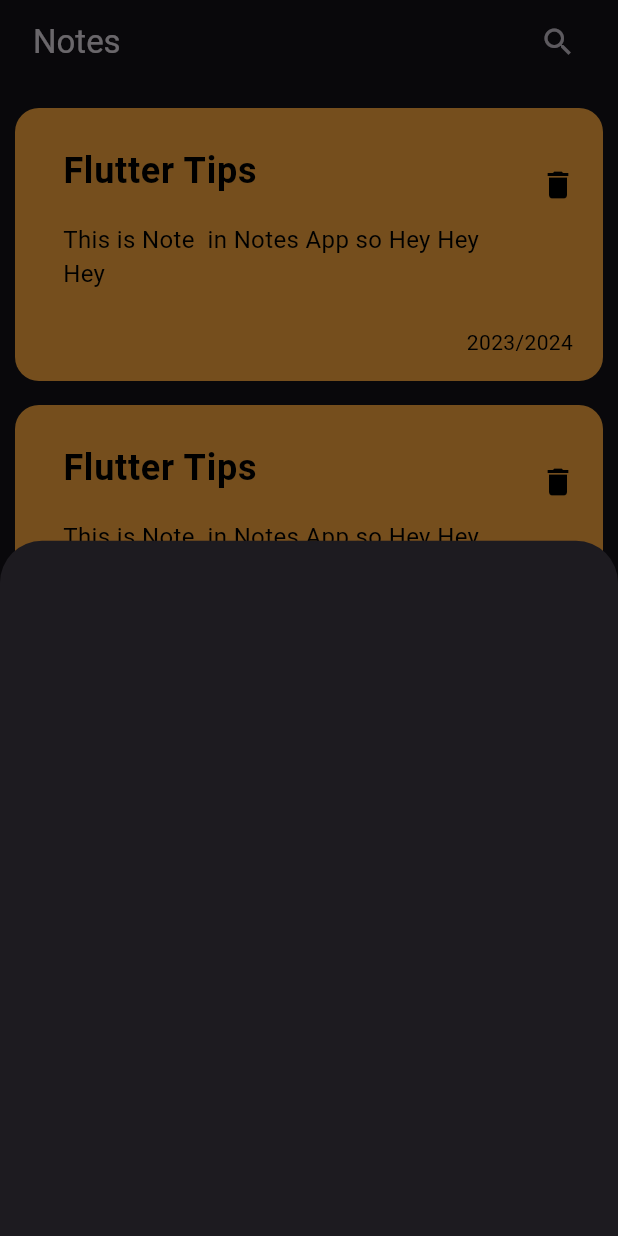
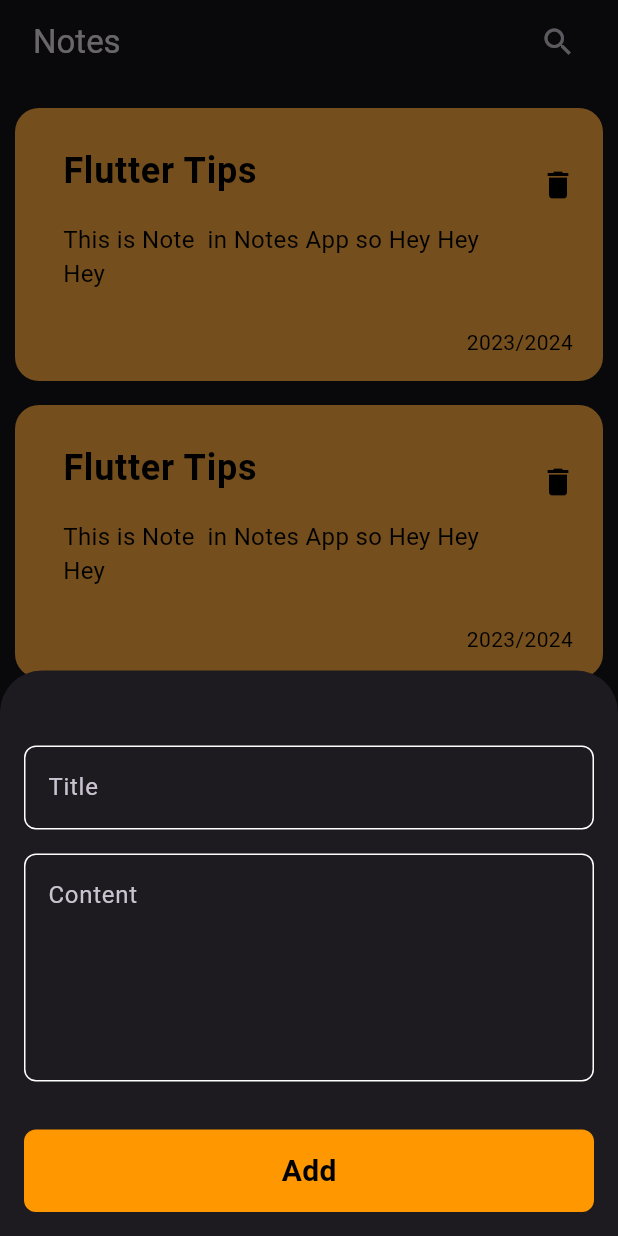
Before and after one commit to AmrElzohairy/note_app, a Flutter app: the screen it shows after launch, after a tap on the "add" icon, on a phone screen of 412 x 824 dp. Run offline on Flutter 3.47's test engine with Material 3 defaults, Android fonts, the phone set to English and light mode, and no system bars.

Commit message:
Add constants and custom widgets for note app
Created a new constants file to store app-wide constants such as colors and box names. Updated the AddNoteBottomSheet to include custom text fields and a button. Added new custom widgets, CustomButton and CustomTextField, to enhance the UI components of the note app.

```diff
--- /dev/null
+++ b/lib/constants.dart
@@ -0,0 +1,11 @@
+import 'package:flutter/animation.dart';
+
+const kPrimaryColor = Color(0xff62FCD7);
+const kNotesBox = 'notes_box';
+List<Color> kColors = const [
+  Color(0xffAC3931),
+  Color(0xffE5D352),
+  Color(0xffD9E76C),
+  Color(0xff537D8D),
+  Color(0xff482C3D),
+];
--- a/lib/views/widgets/add_note_bottom_sheet.dart
+++ b/lib/views/widgets/add_note_bottom_sheet.dart
@@ -1,10 +1,26 @@
 import 'package:flutter/material.dart';
+import 'package:note_app/views/widgets/custom_button.dart';
+import 'package:note_app/views/widgets/custom_text_field.dart';
 
 class AddNoteBottomSheet extends StatelessWidget {
   const AddNoteBottomSheet({super.key});
 
   @override
   Widget build(BuildContext context) {
-    return Container();
+    return const Padding(
+      padding: EdgeInsets.only(left: 16, right: 16, top: 50),
+      child: SingleChildScrollView(
+        child: Column(
+          children: [
+            CustomTextField(hint: 'Title', maxLines: 1),
+            SizedBox(height: 16),
+            CustomTextField(hint: 'Content', maxLines: 5),
+            SizedBox(height: 32),
+            CustomButton(),
+            SizedBox(height: 16),
+          ],
+        ),
+      ),
+    );
   }
 }
--- /dev/null
+++ b/lib/views/widgets/custom_button.dart
@@ -0,0 +1,40 @@
+import 'package:flutter/material.dart';
+
+class CustomButton extends StatelessWidget {
+  const CustomButton({super.key, this.onTap, this.isLoading = false});
+
+  final void Function()? onTap;
+
+  final bool isLoading;
+  @override
+  Widget build(BuildContext context) {
+    return GestureDetector(
+      onTap: onTap,
+      child: Container(
+        width: MediaQuery.of(context).size.width,
+        height: 55,
+        decoration: BoxDecoration(
+          color: Colors.orange,
+          borderRadius: BorderRadius.circular(8),
+        ),
+        child: Center(
+          child:
+              isLoading
+                  ? const SizedBox(
+                    height: 24,
+                    width: 24,
+                    child: CircularProgressIndicator(color: Colors.black),
+                  )
+                  : const Text(
+                    'Add',
+                    style: TextStyle(
+                      color: Colors.black,
+                      fontWeight: FontWeight.bold,
+                      fontSize: 20,
+                    ),
+                  ),
+        ),
+      ),
+    );
+  }
+}
--- /dev/null
+++ b/lib/views/widgets/custom_text_field.dart
@@ -0,0 +1,48 @@
+import 'package:flutter/material.dart';
+import 'package:note_app/constants.dart';
+
+class CustomTextField extends StatelessWidget {
+  const CustomTextField({
+    super.key,
+    required this.hint,
+    this.maxLines = 1,
+    this.onSaved,
+    this.onChanged,
+  });
+
+  final String hint;
+  final int maxLines;
+
+  final void Function(String?)? onSaved;
+
+  final Function(String)? onChanged;
+  @override
+  Widget build(BuildContext context) {
+    return TextFormField(
+      onChanged: onChanged,
+      onSaved: onSaved,
+      validator: (value) {
+        if (value?.isEmpty ?? true) {
+          return 'Field is required ';
+        } else {
+          return null;
+        }
+      },
+      cursorColor: kPrimaryColor,
+      maxLines: maxLines,
+      decoration: InputDecoration(
+        hintText: hint,
+        border: buildBorder(),
+        enabledBorder: buildBorder(),
+        focusedBorder: buildBorder(kPrimaryColor),
+      ),
+    );
+  }
+
+  OutlineInputBorder buildBorder([color]) {
+    return OutlineInputBorder(
+      borderRadius: BorderRadius.circular(8),
+      borderSide: BorderSide(color: color ?? Colors.white),
+    );
+  }
+}
```
